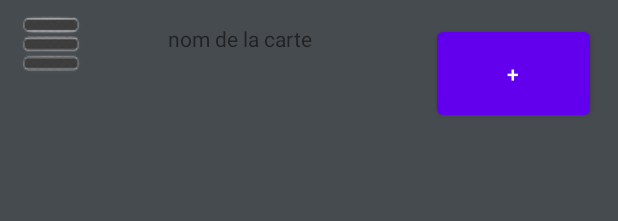
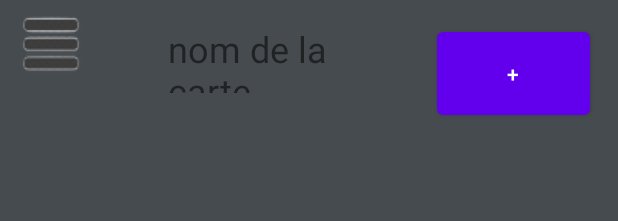
Before and after one commit to Chypri1/App-Yu-Gi-Oh-, an Android app: the layout affichageunecarte.xml on its own in the app's theme, with its tools: preview values and no code run, on a phone screen of 412 x 824 dp. Shown: the top 221 px of the screen. Run offline under Robolectric (Android 15) with nearby library versions, the light colour scheme and no system bars.

Commit message:
ajout informations une carte

```diff
--- a/app/src/main/AndroidManifest.xml
+++ b/app/src/main/AndroidManifest.xml
@@ -45,5 +45,9 @@
             android:exported="false">
 
         </activity>
+        <activity android:name=".vue.AffichageUneCarte"
+            android:exported="false">
+
+        </activity>
     </application>
 </manifest>
--- a/app/src/main/java/com/example/appyugioh/modele/comportementFront/ComportementAffichageMesCartes.java
+++ b/app/src/main/java/com/example/appyugioh/modele/comportementFront/ComportementAffichageMesCartes.java
@@ -67,6 +67,9 @@ public class ComportementAffichageMesCartes
                 public void onClick(View v) {
                     // Rediriger l'utilisateur vers une autre page
                     Intent affichageUneCarte = new Intent(activity, AffichageUneCarte.class); // Remplacez NouvellePage par le nom de votre classe d'activité cible
+                    affichageUneCarte.putExtra("nomCarte",nomCarte);
+                    affichageUneCarte.putExtra("nomEdition", nomEdition);
+                    affichageUneCarte.putExtra("imagePath", imagePath);
                     activity.startActivity(affichageUneCarte);
                     activity.finish();
                 }
--- a/app/src/main/res/layout/affichageunecarte.xml
+++ b/app/src/main/res/layout/affichageunecarte.xml
@@ -21,6 +21,7 @@
             android:layout_marginStart="112dp"
             android:layout_marginTop="16dp"
             android:text="nom de la carte"
+            android:textSize="24sp"
             app:layout_constraintStart_toStartOf="parent"
             app:layout_constraintTop_toTopOf="parent" />
 
@@ -57,7 +58,7 @@
                     app:layout_constraintTop_toTopOf="parent">
 
                     <ImageView
-                        android:id="@+id/imageView4"
+                        android:id="@+id/imageViewCarte"
                         android:layout_width="wrap_content"
                         android:layout_height="wrap_content"
                         android:layout_weight="1"
```
Also changed, not shown: app/src/main/java/com/example/appyugioh/vue/AffichageUneCarte.java (+31 -3 lines), 2 other files.
